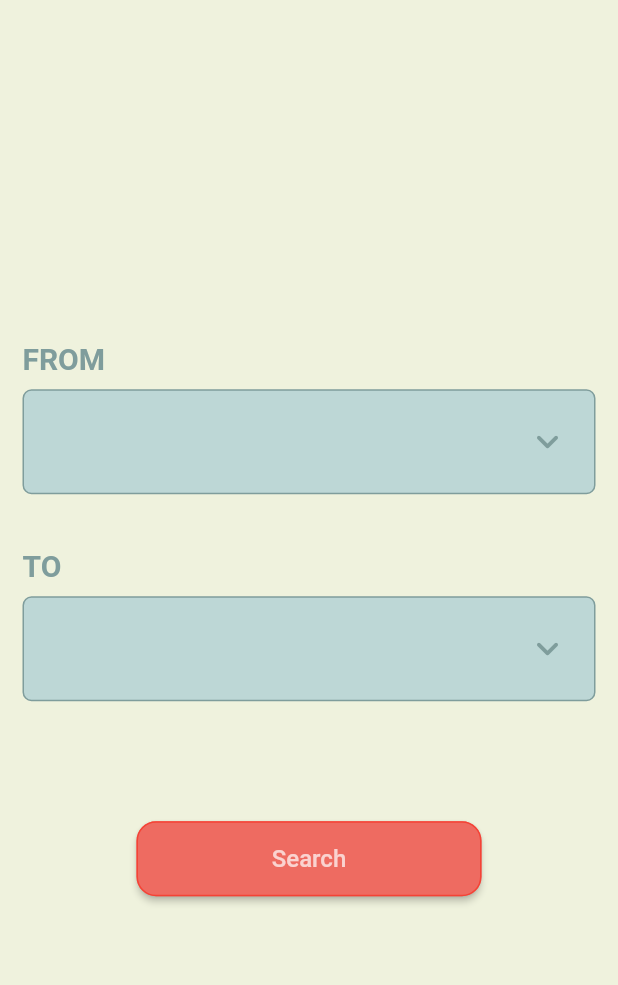
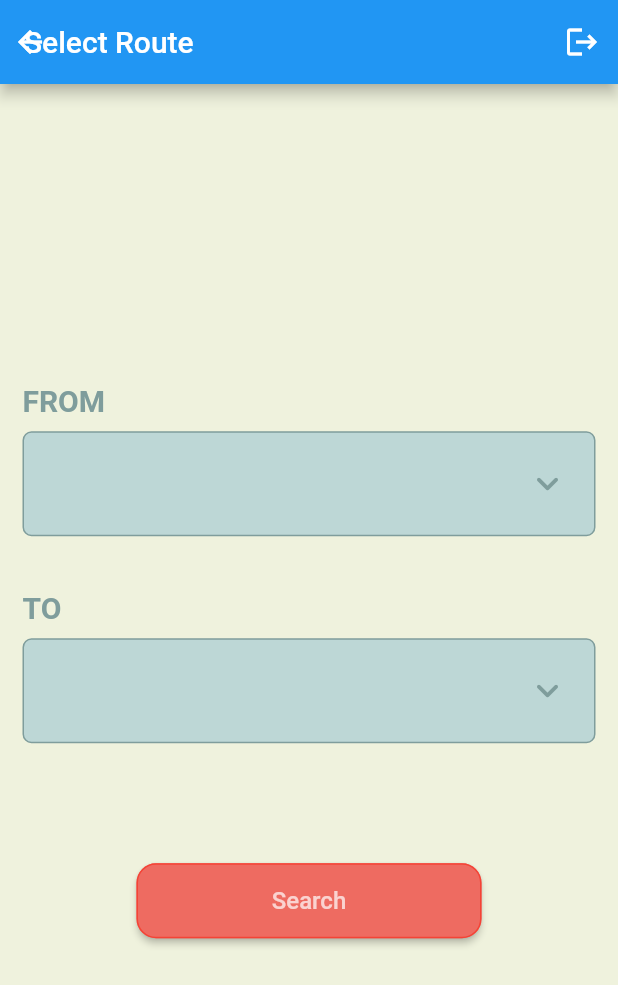
Before and after one commit to Sparsh752/E-rickshaw-3, a Flutter app: the SelectRoute screen opened directly, on a phone screen of 412 x 824 dp. Shown: the top 985 px of the screen. Run offline on Flutter 3.47's test engine with Material 2 defaults, Android fonts, the phone set to English and light mode, and no system bars; our stand-ins replace cloud_firestore, firebase_auth, firebase_core, firebase_storage, fluttertoast; missing offline and left inert: cloud_firestore_web, firebase_auth_web, firebase_core_web; accounts and stored records are empty.

Commit message:
Reload initialize

```diff
--- a/lib/screens/select_route.dart
+++ b/lib/screens/select_route.dart
@@ -33,6 +33,22 @@ class _SelectRouteState extends State<SelectRoute> {
   Widget build(BuildContext context) {
     return Scaffold(
       backgroundColor: Color.fromRGBO(239, 242, 221, 1),
+      appBar: AppBar(
+        leadingWidth: 0,
+        title: Text('Select Route'),
+        actions: [
+          IconButton(
+              onPressed: (){
+                auth.signOut();
+                Navigator.of(context).pushReplacement(
+                    MaterialPageRoute(builder: (context) => Landing()
+                    )
+                );
+              },
+              icon: Icon(Icons.logout)
+          )
+        ],
+      ),
       body: Center(
         child: Column(
           mainAxisAlignment: MainAxisAlignment.center,
```
Also changed, not shown: lib/screens/driver_card/DriverOptions.dart (+8 -1 lines), lib/screens/driverinfo.dart (+3 -5 lines).
